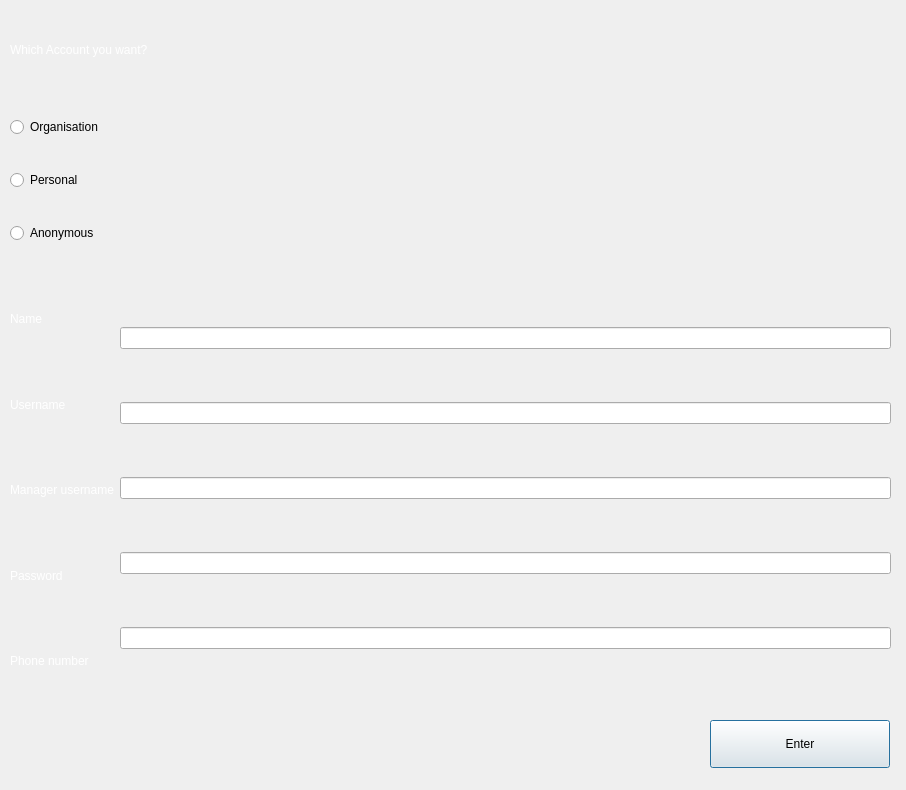
First picture: the form in Project/signup.ui, repository DKeshavarz/AP-GUI, before the edit.
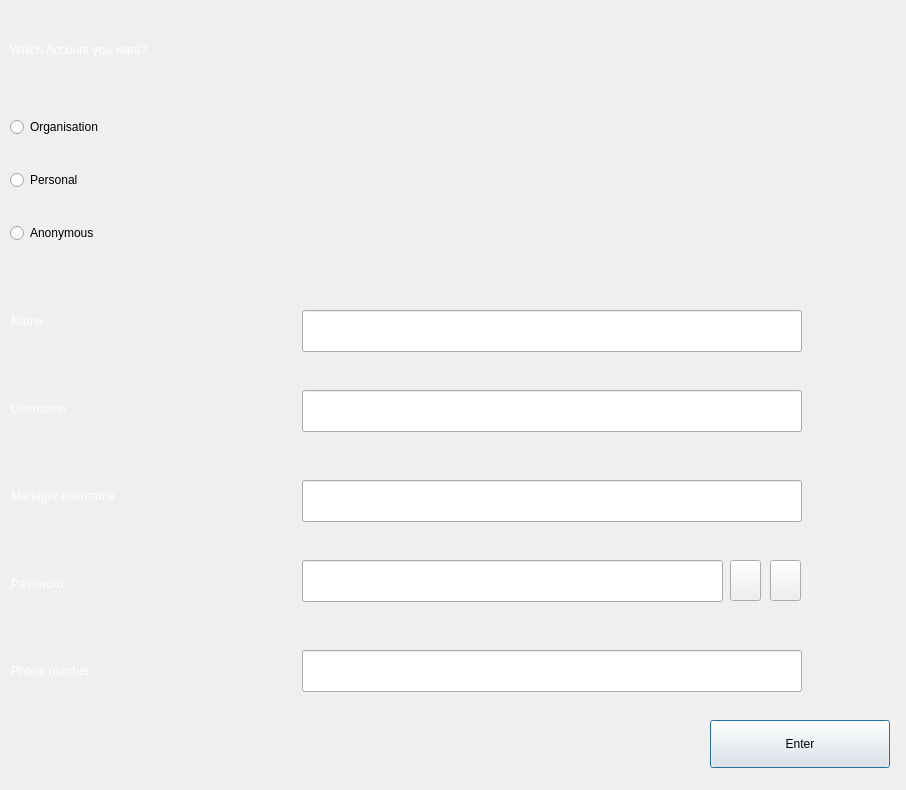
Second picture: the form after the edit. Icons and pictures are not drawn.

Commit message: add edit button and visible and unvisible password and save the headercolor

```diff
--- a/Project/signup.ui
+++ b/Project/signup.ui
@@ -30,80 +30,6 @@
     <string/>
    </property>
   </widget>
-  <widget class="QWidget" name="layoutWidget_2">
-   <property name="geometry">
-    <rect>
-     <x>10</x>
-     <y>280</y>
-     <width>881</width>
-     <height>421</height>
-    </rect>
-   </property>
-   <layout class="QHBoxLayout" name="horizontalLayout_2">
-    <item>
-     <layout class="QVBoxLayout" name="verticalLayout_3">
-      <item>
-       <widget class="QLabel" name="nameTxt">
-        <property name="text">
-         <string>&lt;font color = white&gt;Name</string>
-        </property>
-       </widget>
-      </item>
-      <item>
-       <widget class="QLabel" name="usernTxt_2">
-        <property name="text">
-         <string>&lt;font color = white&gt;Username</string>
-        </property>
-       </widget>
-      </item>
-      <item>
-       <widget class="QLabel" name="usernmTxt">
-        <property name="text">
-         <string>&lt;font color = white&gt;Manager username</string>
-        </property>
-       </widget>
-      </item>
-      <item>
-       <widget class="QLabel" name="passTxt_2">
-        <property name="text">
-         <string>&lt;font color = white&gt;Password</string>
-        </property>
-       </widget>
-      </item>
-      <item>
-       <widget class="QLabel" name="pnumTxt_2">
-        <property name="text">
-         <string>&lt;font color = white&gt;Phone number</string>
-        </property>
-       </widget>
-      </item>
-     </layout>
-    </item>
-    <item>
-     <layout class="QVBoxLayout" name="verticalLayout_4">
-      <item>
-       <widget class="QLineEdit" name="nameTxtBar"/>
-      </item>
-      <item>
-       <widget class="QLineEdit" name="userTxtBar"/>
-      </item>
-      <item>
-       <widget class="QLineEdit" name="MuserTxtBar"/>
-      </item>
-      <item>
-       <widget class="QLineEdit" name="passTxtBar">
-        <property name="echoMode">
-         <enum>QLineEdit::Password</enum>
-        </property>
-       </widget>
-      </item>
-      <item>
-       <widget class="QLineEdit" name="pnumTxtBar"/>
-      </item>
-     </layout>
-    </item>
-   </layout>
-  </widget>
   <widget class="QLabel" name="label">
    <property name="geometry">
     <rect>
@@ -208,6 +134,152 @@
     <string>Enter</string>
    </property>
   </widget>
+  <widget class="QPushButton" name="seePassBtn">
+   <property name="geometry">
+    <rect>
+     <x>730</x>
+     <y>560</y>
+     <width>31</width>
+     <height>41</height>
+    </rect>
+   </property>
+   <property name="text">
+    <string/>
+   </property>
+   <property name="icon">
+    <iconset resource="Resours/Recours.qrc">
+     <normaloff>:/icon/icons8-eye-96.png</normaloff>:/icon/icons8-eye-96.png</iconset>
+   </property>
+   <property name="iconSize">
+    <size>
+     <width>31</width>
+     <height>31</height>
+    </size>
+   </property>
+  </widget>
+  <widget class="QPushButton" name="unseePassBtn">
+   <property name="geometry">
+    <rect>
+     <x>770</x>
+     <y>560</y>
+     <width>31</width>
+     <height>41</height>
+    </rect>
+   </property>
+   <property name="text">
+    <string/>
+   </property>
+   <property name="icon">
+    <iconset resource="Resours/Recours.qrc">
+     <normaloff>:/icon/icons8-invisible-96.png</normaloff>:/icon/icons8-invisible-96.png</iconset>
+   </property>
+   <property name="iconSize">
+    <size>
+     <width>31</width>
+     <height>31</height>
+    </size>
+   </property>
+  </widget>
+  <widget class="QWidget" name="">
+   <property name="geometry">
+    <rect>
+     <x>11</x>
+     <y>281</y>
+     <width>284</width>
+     <height>431</height>
+    </rect>
+   </property>
+   <layout class="QVBoxLayout" name="verticalLayout_3">
+    <item>
+     <widget class="QLabel" name="nameTxt">
+      <property name="text">
+       <string>&lt;font color = white&gt;Name</string>
+      </property>
+     </widget>
+    </item>
+    <item>
+     <widget class="QLabel" name="usernTxt_2">
+      <property name="text">
+       <string>&lt;font color = white&gt;Username</string>
+      </property>
+     </widget>
+    </item>
+    <item>
+     <widget class="QLabel" name="usernmTxt">
+      <property name="text">
+       <string>&lt;font color = white&gt;Manager username</string>
+      </property>
+     </widget>
+    </item>
+    <item>
+     <widget class="QLabel" name="passTxt_2">
+      <property name="text">
+       <string>&lt;font color = white&gt;Password</string>
+      </property>
+     </widget>
+    </item>
+    <item>
+     <widget class="QLabel" name="pnumTxt_2">
+      <property name="text">
+       <string>&lt;font color = white&gt;Phone number</string>
+      </property>
+     </widget>
+    </item>
+   </layout>
+  </widget>
+  <widget class="QLineEdit" name="nameTxtBar">
+   <property name="geometry">
+    <rect>
+     <x>302</x>
+     <y>310</y>
+     <width>500</width>
+     <height>42</height>
+    </rect>
+   </property>
+  </widget>
+  <widget class="QLineEdit" name="userTxtBar">
+   <property name="geometry">
+    <rect>
+     <x>302</x>
+     <y>390</y>
+     <width>500</width>
+     <height>42</height>
+    </rect>
+   </property>
+  </widget>
+  <widget class="QLineEdit" name="MuserTxtBar">
+   <property name="geometry">
+    <rect>
+     <x>302</x>
+     <y>480</y>
+     <width>500</width>
+     <height>42</height>
+    </rect>
+   </property>
+  </widget>
+  <widget class="QLineEdit" name="passTxtBar">
+   <property name="geometry">
+    <rect>
+     <x>302</x>
+     <y>560</y>
+     <width>421</width>
+     <height>42</height>
+    </rect>
+   </property>
+   <property name="echoMode">
+    <enum>QLineEdit::Password</enum>
+   </property>
+  </widget>
+  <widget class="QLineEdit" name="pnumTxtBar">
+   <property name="geometry">
+    <rect>
+     <x>302</x>
+     <y>650</y>
+     <width>500</width>
+     <height>42</height>
+    </rect>
+   </property>
+  </widget>
  </widget>
  <resources>
   <include location="Resours/Recours.qrc"/>
```
The commit also changes 16 other files.
